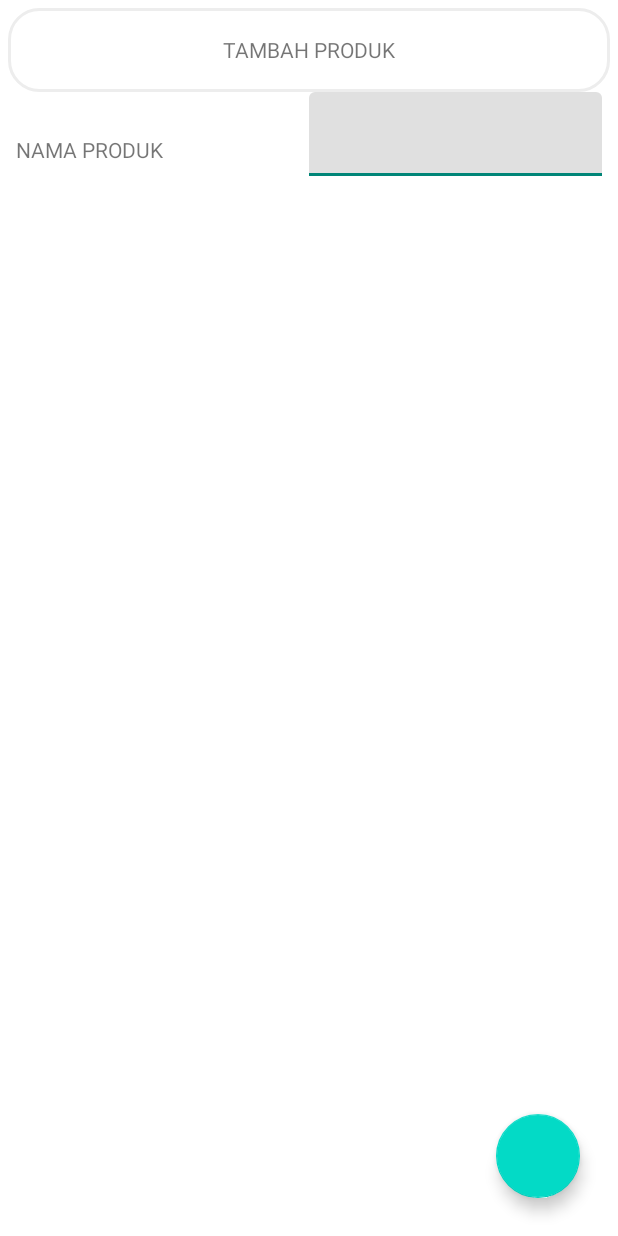
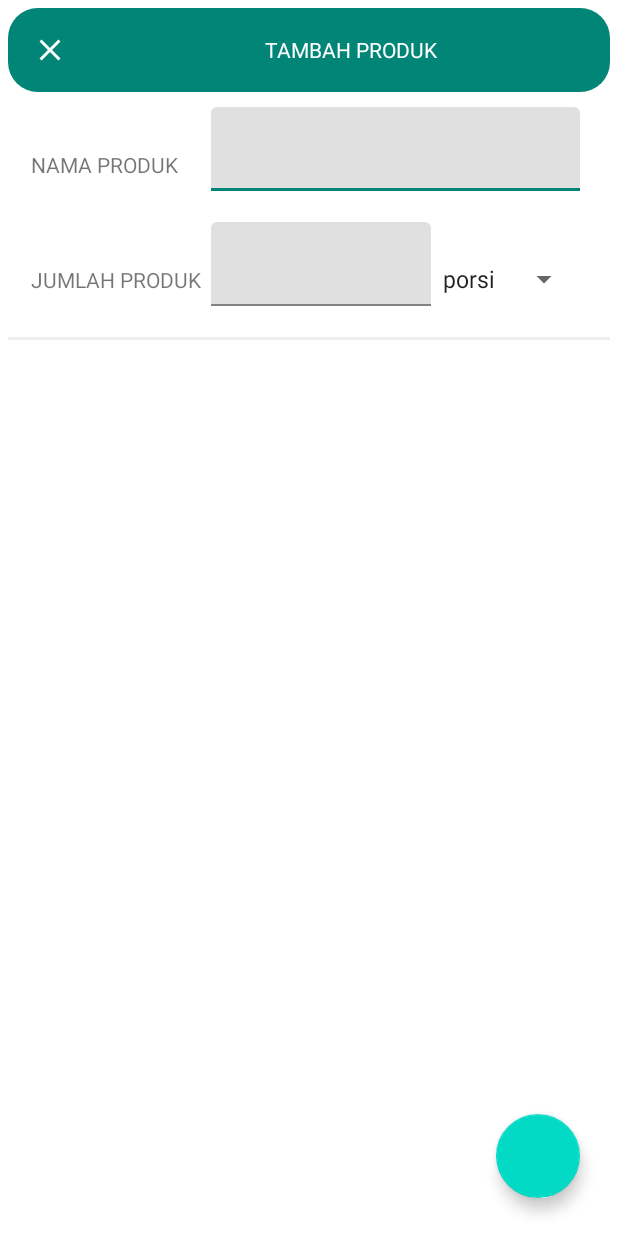
Before and after one commit to haniialfiyyaah/STABUSv2, an Android app: the layout fragment_produk_tambah.xml on its own in the app's theme, with its tools: preview values and no code run, on a phone screen of 412 x 824 dp. Run offline under Robolectric (Android 15) with nearby library versions, the phone set to English and light mode, and no system bars.

Commit message:
Menuju Produk /* Tampil Produk */

```diff
--- a/app/src/main/java/com/stabus/app/RecyclerView/BahanBakuAdapter.java
+++ b/app/src/main/java/com/stabus/app/RecyclerView/BahanBakuAdapter.java
@@ -37,6 +37,7 @@ public class BahanBakuAdapter extends RecyclerView.Adapter<BahanBakuHolder> {
         final MBahanBaku bahanBaku = bahanBakuList.get(i);
         String nama = bahanBaku.getNama_bahan();
         String jumlah;
+
         if (bahanBaku.getJumlah()>99){
             jumlah = "99+ harga";
         }else if (bahanBaku.getJumlah()<=0){
@@ -44,6 +45,7 @@ public class BahanBakuAdapter extends RecyclerView.Adapter<BahanBakuHolder> {
         }else {
             jumlah = String.format("%s harga",bahanBaku.getJumlah());
         }
+
         bahanBakuHolder.nameText.setText(nama);
         bahanBakuHolder.jumlahText.setText(jumlah);
 
--- /dev/null
+++ b/app/src/main/res/drawable/ic_close.xml
@@ -0,0 +1,5 @@
+<vector android:height="24dp" android:tint="#FFFFFF"
+    android:viewportHeight="24.0" android:viewportWidth="24.0"
+    android:width="24dp" xmlns:android="http://schemas.android.com/apk/res/android">
+    <path android:fillColor="#FF000000" android:pathData="M19,6.41L17.59,5 12,10.59 6.41,5 5,6.41 10.59,12 5,17.59 6.41,19 12,13.41 17.59,19 19,17.59 13.41,12z"/>
+</vector>
--- /dev/null
+++ b/app/src/main/res/drawable/ic_save.xml
@@ -0,0 +1,5 @@
+<vector android:height="24dp" android:tint="#FFFFFF"
+    android:viewportHeight="24.0" android:viewportWidth="24.0"
+    android:width="24dp" xmlns:android="http://schemas.android.com/apk/res/android">
+    <path android:fillColor="#FF000000" android:pathData="M17,3L5,3c-1.11,0 -2,0.9 -2,2v14c0,1.1 0.89,2 2,2h14c1.1,0 2,-0.9 2,-2L21,7l-4,-4zM12,19c-1.66,0 -3,-1.34 -3,-3s1.34,-3 3,-3 3,1.34 3,3 -1.34,3 -3,3zM15,9L5,9L5,5h10v4z"/>
+</vector>
--- /dev/null
+++ b/app/src/main/res/drawable/kotak_putih.xml
@@ -0,0 +1,6 @@
+<?xml version="1.0" encoding="utf-8"?>
+<shape android:shape="rectangle" xmlns:android="http://schemas.android.com/apk/res/android">
+
+    <solid android:color="@color/backgroundColor"/>
+    <stroke android:color="@color/colorPrimary" android:width="1dp"/>
+</shape>
--- a/app/src/main/res/layout/fragment_produk_tambah.xml
+++ b/app/src/main/res/layout/fragment_produk_tambah.xml
@@ -15,27 +15,31 @@
             android:id="@+id/toolbarPBK"
             android:layout_width="match_parent"
             android:layout_height="?android:attr/actionBarSize"
-            android:background="@drawable/shape_search_view"
+            android:background="@drawable/shape_cornor_upp"
             app:contentInsetStartWithNavigation="0dp"
             app:contentInsetStart="0dp"
-            app:contentInsetLeft="0dp">
+            app:contentInsetLeft="0dp"
+            android:layout_marginBottom="10dp"
+            android:theme="@style/ThemeOverlay.MaterialComponents.Dark"
+            app:popupTheme="@style/ThemeOverlay.MaterialComponents.ActionBar"
+            app:navigationIcon="@drawable/ic_close">
             <TextView
                 android:layout_width="match_parent"
                 android:layout_height="wrap_content"
                 android:text="TAMBAH PRODUK"
+                android:textColor="@color/backgroundColor"
                 android:textAlignment="center"/>
         </android.support.v7.widget.Toolbar>
 
         <LinearLayout
             android:layout_width="match_parent"
             android:layout_height="wrap_content"
-            android:paddingStart="5dp"
-            android:paddingEnd="5dp"
+            android:paddingStart="15dp"
+            android:paddingEnd="20dp"
             android:orientation="horizontal">
             <TextView
-                android:layout_width="match_parent"
+                android:layout_width="120dp"
                 android:layout_height="wrap_content"
-                android:layout_weight="1"
                 android:layout_gravity="center"
                 android:text="NAMA PRODUK"/>
             <android.support.design.widget.TextInputLayout
@@ -47,10 +51,51 @@
                 <android.support.design.widget.TextInputEditText
                     android:layout_width="match_parent"
                     android:layout_height="wrap_content"
-                    android:inputType="textCapCharacters" />
+                    android:inputType="textCapCharacters"/>
             </android.support.design.widget.TextInputLayout>
         </LinearLayout>
+        <LinearLayout
+            android:layout_width="match_parent"
+            android:layout_height="wrap_content"
+            android:paddingStart="15dp"
+            android:paddingEnd="20dp"
+            android:orientation="horizontal">
+            <TextView
+                android:layout_width="120dp"
+                android:layout_height="wrap_content"
+                android:layout_gravity="center"
+                android:text="JUMLAH PRODUK"/>
+            <android.support.design.widget.TextInputLayout
+                android:id="@+id/textJumlah"
+                android:layout_width="match_parent"
+                android:layout_height="wrap_content"
+                android:layout_weight="1"
+                app:errorEnabled="true">
+                <android.support.design.widget.TextInputEditText
+                    android:layout_width="match_parent"
+                    android:layout_height="wrap_content"
+                    android:inputType="number" />
+            </android.support.design.widget.TextInputLayout>
+            <Spinner
+                android:id="@+id/spSatuanProduk"
+                android:layout_width="wrap_content"
+                android:layout_height="wrap_content"
+                android:layout_gravity="center"
+                android:entries="@array/satuanProduk">
 
+            </Spinner>
+        </LinearLayout>
+
+        <View
+            android:layout_width="match_parent"
+            android:layout_height="2dp"
+            android:layout_marginBottom="20dp"
+            android:background="@color/lightgray"/>
+
+        <android.support.v7.widget.RecyclerView
+            android:id="@+id/rvTambahBahan"
+            android:layout_width="match_parent"
+            android:layout_height="wrap_content"/>
     </LinearLayout>
 
     <android.support.design.widget.FloatingActionButton
--- a/app/src/main/res/values/arrays.xml
+++ b/app/src/main/res/values/arrays.xml
@@ -7,4 +7,11 @@
         <item>pcs</item>
     </string-array>
 
+    <string-array name="satuanProduk">
+        <item>porsi</item>
+        <item>pcs</item>
+        <item>buah</item>
+        <item>dus</item>
+    </string-array>
+
 </resources>
```
Also changed, not shown: app/src/main/java/com/stabus/app/Produk.java (+17 -3 lines), app/src/main/java/com/stabus/app/ProdukTambah.java (added, +92 -0 lines), app/src/main/res/menu/menu_tambah_produk.xml (added, +10 -0 lines).
